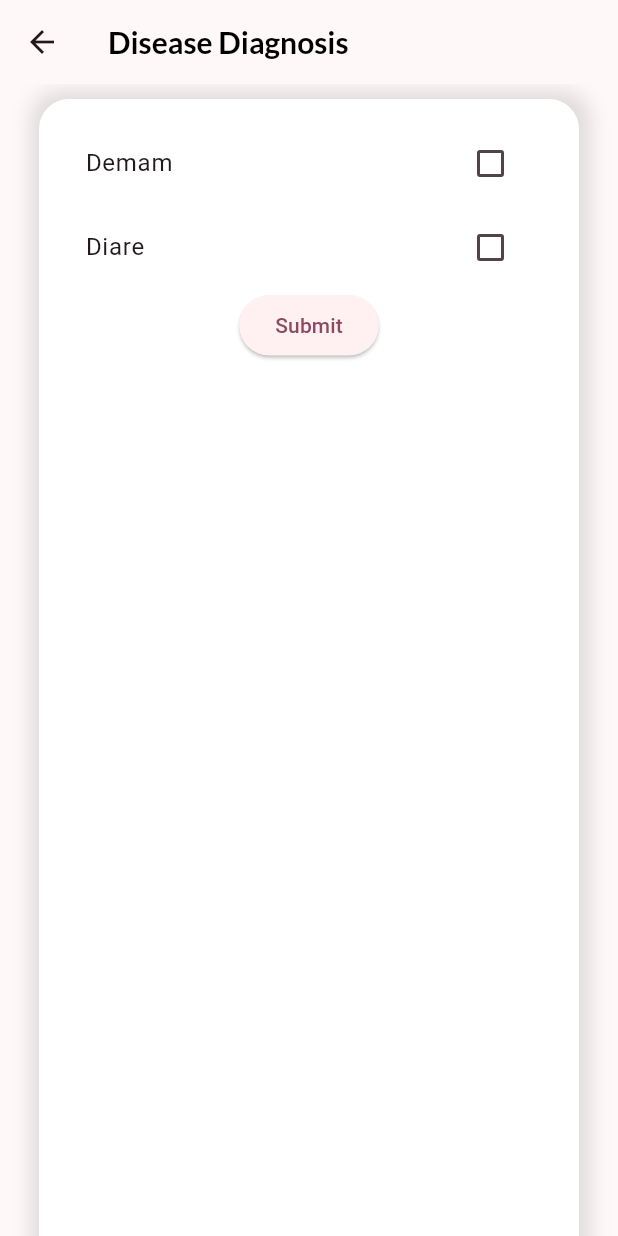
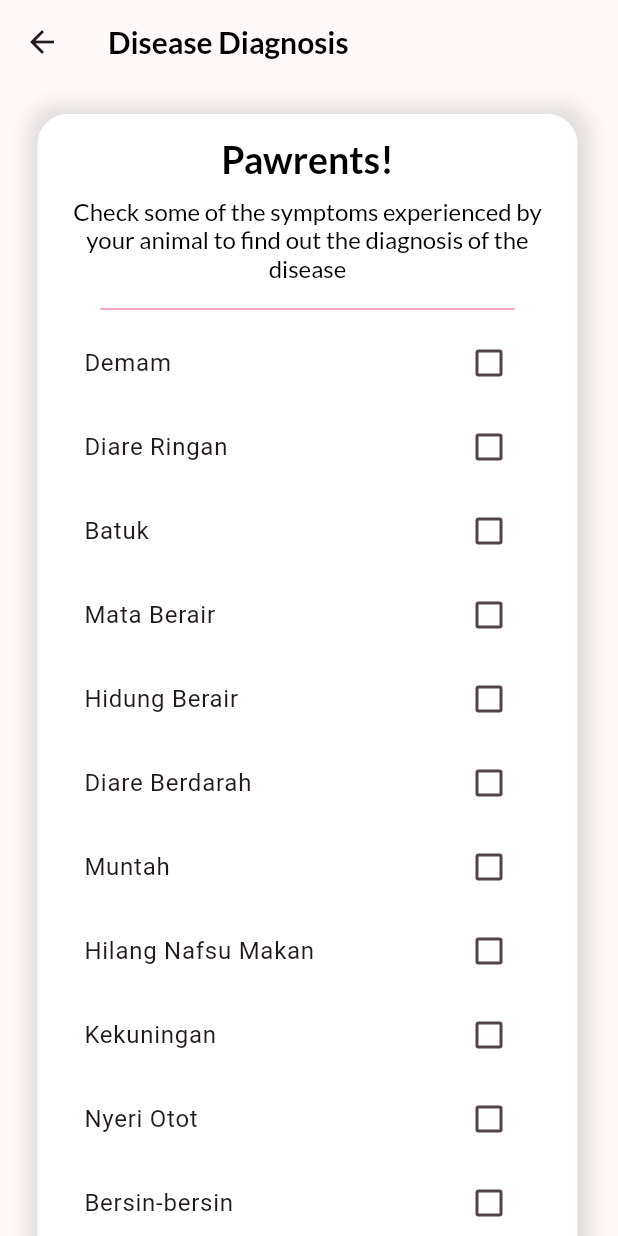
Before and after one commit to Tiarasekarsini/067_AloAnimal, a Flutter app: the Diagnosis screen opened directly, on a phone screen of 412 x 824 dp. Run offline on Flutter 3.47's test engine with Material 2 defaults, Android fonts, the phone set to English and light mode, and no system bars; our stand-ins replace awesome_dialog, cloud_firestore, firebase_auth, firebase_core, fluttertoast, google_fonts and 1 more; accounts and stored records are empty.

Commit message:
update view for diagnosis

```diff
--- a/lib/view/diagnosis/diagnosis.dart
+++ b/lib/view/diagnosis/diagnosis.dart
@@ -1,3 +1,5 @@
+import 'package:aloanimal/view/diagnosis/riwayat_diagnosis.dart';
+import 'package:awesome_dialog/awesome_dialog.dart';
 import 'package:flutter/material.dart';
 import 'package:google_fonts/google_fonts.dart';
 
@@ -10,7 +12,20 @@ class Diagnosis extends StatefulWidget {
 
 class _DiagnosisState extends State<Diagnosis> {
   String? namaPenyakit;
-  List<bool> checkedList = [false, false, false];
+  List<bool> checkedList = [
+    false,
+    false,
+    false,
+    false,
+    false,
+    false,
+    false,
+    false,
+    false,
+    false,
+    false,
+    false,
+  ];
   @override
   Widget build(BuildContext context) {
     return Scaffold(
@@ -22,10 +37,10 @@ class _DiagnosisState extends State<Diagnosis> {
             color: Colors.black,
           ),
         ),
-      body: ListView(children: [
-        Column(children: [
-          Container(
-            margin: const EdgeInsets.only(left: 25, right: 25, top: 10),
+        body: SingleChildScrollView(
+            child: Container(
+          margin:
+              const EdgeInsets.only(left: 25, right: 25, top: 20, bottom: 20),
           decoration: BoxDecoration(
             color: Colors.white,
             borderRadius: BorderRadius.circular(20),
@@ -39,10 +54,54 @@ class _DiagnosisState extends State<Diagnosis> {
             ],
           ),
           padding: const EdgeInsets.all(15),
-            height: 1300,
+          height: 900,
           width: 360,
-            child: Column(
+          child: ListView(
+            shrinkWrap: true,
+            physics: const NeverScrollableScrollPhysics(),
             children: [
+              RichText(
+                textAlign: TextAlign.center,
+                text: TextSpan(
+                  style: GoogleFonts.lato(
+                    fontSize: 25,
+                    fontWeight: FontWeight.bold,
+                    color: Colors.black,
+                  ),
+                  children: [
+                    TextSpan(
+                      text: 'Pawrents!',
+                    ),
+                  ],
+                ),
+              ),
+              const SizedBox(
+                height: 10,
+              ),
+              RichText(
+                textAlign: TextAlign.center,
+                text: TextSpan(
+                  style: GoogleFonts.lato(
+                    fontSize: 16,
+                    color: Colors.black,
+                  ),
+                  children: [
+                    TextSpan(
+                      text:
+                          'Check some of the symptoms experienced by your animal to find out the diagnosis of the disease ',
+                    ),
+                  ],
+                ),
+              ),
+              const SizedBox(
+                height: 10,
+              ),
+              const Divider(
+                color: Color.fromARGB(158, 255, 64, 128),
+                thickness: 1,
+                indent: 27,
+                endIndent: 27,
+              ),
               CheckboxListTile(
                   title: Text('Demam'),
                   value: checkedList[0],
@@ -52,7 +111,7 @@ class _DiagnosisState extends State<Diagnosis> {
                     });
                   }),
               CheckboxListTile(
-                  title: Text('Diare'),
+                title: Text('Diare Ringan'),
                 value: checkedList[1],
                 onChanged: (value) {
                   setState(() {
@@ -60,41 +119,120 @@ class _DiagnosisState extends State<Diagnosis> {
                   });
                 },
               ),
+              CheckboxListTile(
+                  title: Text('Batuk'),
+                  value: checkedList[2],
+                  onChanged: (value) {
+                    setState(() {
+                      checkedList[2] = value!;
+                    });
+                  }),
+              CheckboxListTile(
+                title: Text('Mata Berair'),
+                value: checkedList[3],
+                onChanged: (value) {
+                  setState(() {
+                    checkedList[3] = value!;
+                  });
+                },
+              ),
+              CheckboxListTile(
+                  title: Text('Hidung Berair'),
+                  value: checkedList[4],
+                  onChanged: (value) {
+                    setState(() {
+                      checkedList[4] = value!;
+                    });
+                  }),
+              CheckboxListTile(
+                title: Text('Diare Berdarah'),
+                value: checkedList[5],
+                onChanged: (value) {
+                  setState(() {
+                    checkedList[5] = value!;
+                  });
+                },
+              ),
+              CheckboxListTile(
+                  title: Text('Muntah'),
+                  value: checkedList[6],
+                  onChanged: (value) {
+                    setState(() {
+                      checkedList[6] = value!;
+                    });
+                  }),
+              CheckboxListTile(
+                title: Text('Hilang Nafsu Makan'),
+                value: checkedList[7],
+                onChanged: (value) {
+                  setState(() {
+                    checkedList[7] = value!;
+                  });
+                },
+              ),
+              CheckboxListTile(
+                  title: Text('Kekuningan'),
+                  value: checkedList[8],
+                  onChanged: (value) {
+                    setState(() {
+                      checkedList[8] = value!;
+                    });
+                  }),
+              CheckboxListTile(
+                title: Text('Nyeri Otot'),
+                value: checkedList[9],
+                onChanged: (value) {
+                  setState(() {
+                    checkedList[9] = value!;
+                  });
+                },
+              ),
+              CheckboxListTile(
+                  title: Text('Bersin-bersin'),
+                  value: checkedList[10],
+                  onChanged: (value) {
+                    setState(() {
+                      checkedList[10] = value!;
+                    });
+                  }),
+              CheckboxListTile(
+                title: Text('Dehidrasi'),
+                value: checkedList[11],
+                onChanged: (value) {
+                  setState(() {
+                    checkedList[11] = value!;
+                  });
+                },
+              ),
+              const SizedBox(
+                height: 20,
+              ),
               ElevatedButton(
                 onPressed: () {
                   if (checkedList[0] && checkedList[1]) {
                     namaPenyakit = "Demam";
-                        showDialog(
+                    AwesomeDialog(
                       context: context,
-                            builder: (BuildContext context) {
-                              return AlertDialog(
-                                title: Text('Ini adalah hasil diagnosis:'),
-                                content: Text('Nama Penyakit: $namaPenyakit'),
-                                actions: <Widget>[
-                                  TextButton(
-                                    style: TextButton.styleFrom(
-                                        backgroundColor: Colors.blue),
-                                    onPressed: () {
-                                      Navigator.pop(context);
+                      dialogType: DialogType.WARNING,
+                      animType: AnimType.TOPSLIDE,
+                      showCloseIcon: true,
+                      title: 'Result',
+                      desc: "Kucing anda terkena penyakit $namaPenyakit",
+                      btnOkOnPress: () {
+                        Navigator.push(
+                          context,
+                          MaterialPageRoute(
+                              builder: (context) => RiwayatDiagnosis()),
+                        );
                       },
-                                    child: Text(
-                                      'Save',
-                                      style: GoogleFonts.lato(
-                                          fontSize: 15,
-                                          fontWeight: FontWeight.bold),
-                                    ),
-                                  )
-                                ],
-                              );
-                            });
+                      btnOkColor: Colors.blue,
+                    )..show(); // Add .show() to display the AwesomeDialog
                   }
                 },
-                    child: Text('Submit'))
+                child: Text('Cek'),
+              ),
             ],
           ),
-          )
-        ])
-      ]),
-    );
+        )));
   }
 }
--- a/pubspec.yaml
+++ b/pubspec.yaml
@@ -43,6 +43,7 @@ dependencies:
   cloud_firestore: ^4.8.1
   smooth_page_indicator: ^1.1.0
   fluttertoast: ^8.2.2
+  awesome_dialog: ^2.2.1
 
 
 dev_dependencies:
```
Also changed, not shown: pubspec.lock. Lines whose indentation alone changed are shown as unchanged.
